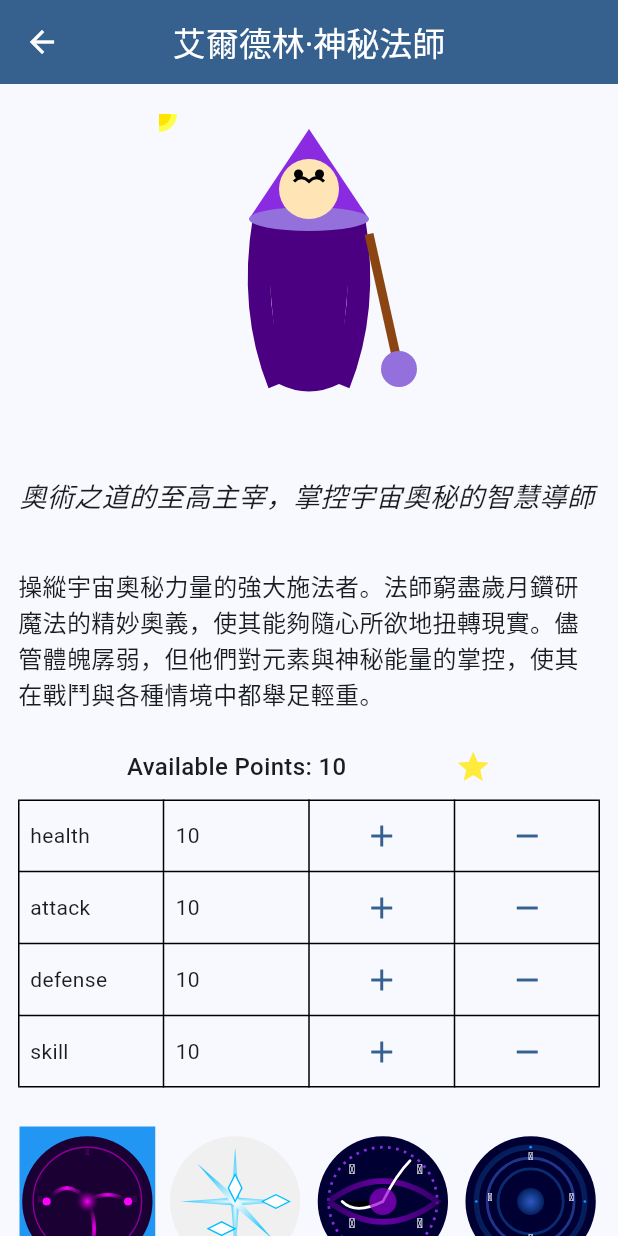
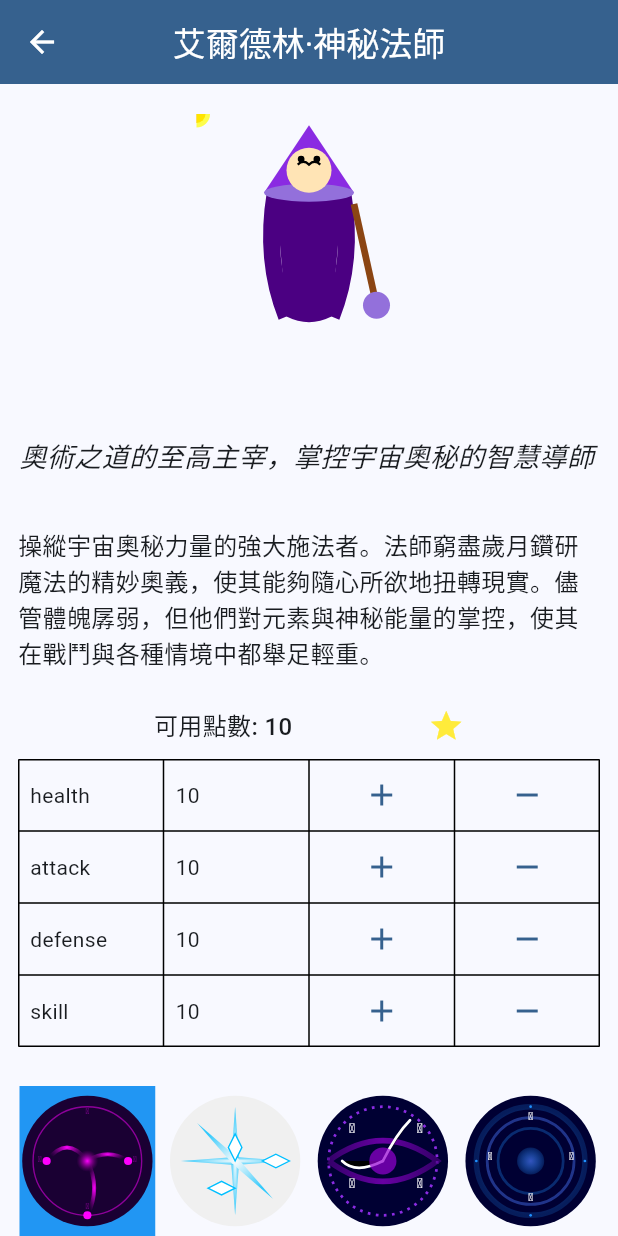
Before and after one commit to wesley990/demo_rpg, a Flutter app: the ProfileScreen screen opened directly with sample values from the repository, on a phone screen of 412 x 824 dp. Run offline on Flutter 3.47's test engine with Material 3 defaults, Android fonts, the phone set to English and light mode, and no system bars; our stand-ins replace firebase_core, flutter_svg; accounts and stored records are empty.

```diff
--- a/lib/screens/profile/profile.dart
+++ b/lib/screens/profile/profile.dart
@@ -1,9 +1,9 @@
 import 'package:demo_rpg/models/character.dart';
 import 'package:demo_rpg/screens/profile/skill_list.dart';
 import 'package:demo_rpg/screens/profile/stats_table.dart';
+import 'package:demo_rpg/theme.dart';
 import 'package:flutter/material.dart';
 import 'package:flutter_svg/flutter_svg.dart';
-import 'package:demo_rpg/models/skill.dart';
 
 class ProfileScreen extends StatefulWidget {
   const ProfileScreen({super.key, required this.character});
@@ -31,9 +31,14 @@ class _ProfileScreenState extends State<ProfileScreen> {
                 padding: const EdgeInsets.all(20),
                 child: SvgPicture.asset(
                   'assets/images/vocations/${character.vocation.image}',
-                  height: 200,
+                  height: 150,
                 ),
               ),
+              Text(
+                  character.skills.isNotEmpty
+                      ? '習得技能 ${character.skills.first.name}'
+                      : '',
+                  style: AppTheme.textTheme.titleMedium),
               const SizedBox(height: 10),
               Padding(
                 padding: const EdgeInsets.all(12.0),
@@ -61,9 +66,14 @@ class _ProfileScreenState extends State<ProfileScreen> {
               const SizedBox(height: 10),
               SkillList(
                 character: character,
-                function: character.updateSkills,
               ),
               const SizedBox(height: 10),
+              ElevatedButton(
+                onPressed: () {
+                  Navigator.pop(context);
+                },
+                child: const Text('儲存'),
+              ),
             ],
           ), // Add your profile content here
         ),
--- a/lib/screens/profile/skill_list.dart
+++ b/lib/screens/profile/skill_list.dart
@@ -6,10 +6,8 @@ import 'package:demo_rpg/models/character.dart';
 import 'package:flutter_svg/flutter_svg.dart';
 
 class SkillList extends StatefulWidget {
-  const SkillList(
-      {super.key,
-      required this.character,
-      required void Function(Set<Skill> newSkills) function});
+  const SkillList({super.key, required this.character});
+  // required void Function(Set<Skill> newSkills) function});
 
   final Character character;
 
@@ -20,7 +18,7 @@ class SkillList extends StatefulWidget {
 class _SkillListState extends State<SkillList> {
   late List<Skill> availableSkills;
   late Skill selectedSkill;
-  late Function(Set<Skill> newSkills) updateSkills;
+  // late Function(Set<Skill> newSkills) updateSkills;
 
   @override
   void initState() {
@@ -33,7 +31,7 @@ class _SkillListState extends State<SkillList> {
     } else {
       selectedSkill = widget.character.skills.first;
     }
-    updateSkills = widget.character.updateSkills;
+    // updateSkills = widget.character.updateSkills;
   }
 
   @override
@@ -46,7 +44,7 @@ class _SkillListState extends State<SkillList> {
           onTap: () {
             setState(() {
               selectedSkill = skill;
-              updateSkills({skill});
+              widget.character.updateSkills({skill});
             });
           },
           child: Container(
--- a/lib/screens/profile/stats_table.dart
+++ b/lib/screens/profile/stats_table.dart
@@ -21,7 +21,7 @@ class _StatsTableState extends State<StatsTable> {
           Row(
             mainAxisAlignment: MainAxisAlignment.spaceEvenly,
             children: [
-              Text('Available Points: ${widget.character.points}',
+              Text('可用點數: ${widget.character.points}',
                   style: AppTheme.textTheme.titleMedium),
               Icon(
                 Icons.star,
```
Also changed, not shown: lib/screens/create/create.dart (+5 -5 lines).
